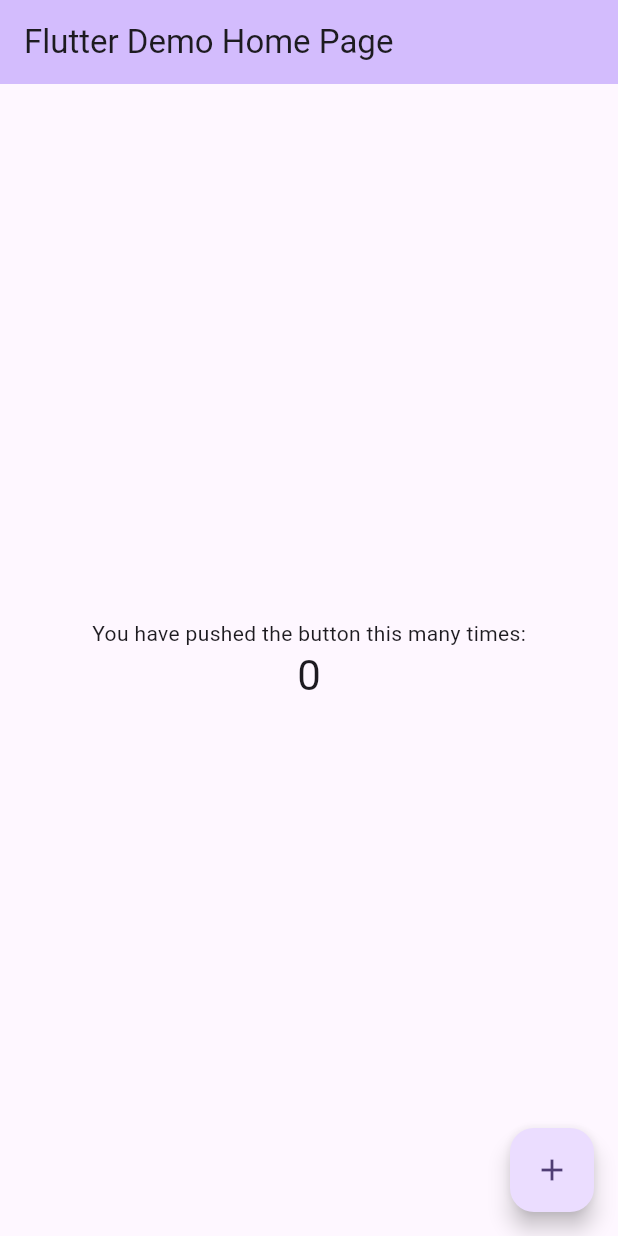
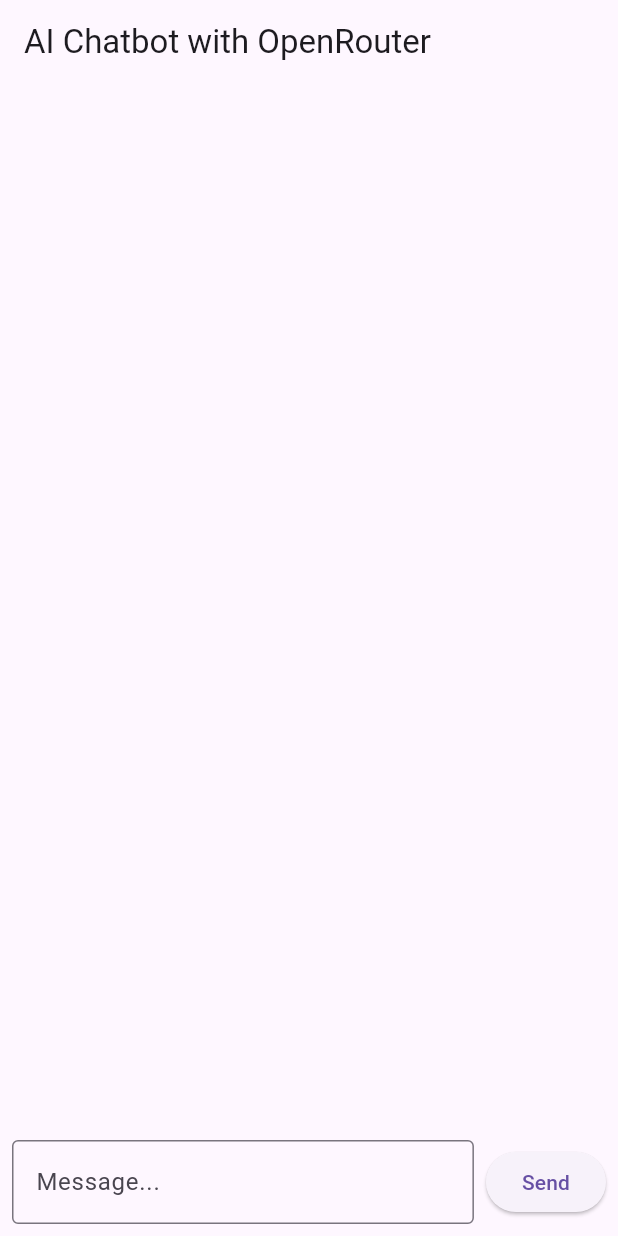
Before and after one commit to SHAHSULTANS/Mobile-Application, a Flutter app: the screen it shows after launch, on a phone screen of 412 x 824 dp. Run offline on Flutter 3.47's test engine with Material 3 defaults, Android fonts, the phone set to English and light mode, and no system bars; our stand-ins replace audioplayers, google_fonts.

Commit message:
add openrouter api key & chat model ui in single code base

```diff
--- a/ai_chatbot/lib/main.dart
+++ b/ai_chatbot/lib/main.dart
@@ -1,4 +1,6 @@
+import 'dart:convert';
 import 'package:flutter/material.dart';
+import 'package:http/http.dart' as http;
 
 void main() {
   runApp(const MyApp());
@@ -6,117 +8,147 @@
 
 class MyApp extends StatelessWidget {
   const MyApp({super.key});
-
-  // This widget is the root of your application.
   @override
   Widget build(BuildContext context) {
     return MaterialApp(
-      title: 'Flutter Demo',
-      theme: ThemeData(
-        // This is the theme of your application.
-        //
-        // TRY THIS: Try running your application with "flutter run". You'll see
-        // the application has a purple toolbar. Then, without quitting the app,
-        // try changing the seedColor in the colorScheme below to Colors.green
-        // and then invoke "hot reload" (save your changes or press the "hot
-        // reload" button in a Flutter-supported IDE, or press "r" if you used
-        // the command line to start the app).
-        //
-        // Notice that the counter didn't reset back to zero; the application
-        // state is not lost during the reload. To reset the state, use hot
-        // restart instead.
-        //
-        // This works for code too, not just values: Most code changes can be
-        // tested with just a hot reload.
-        colorScheme: ColorScheme.fromSeed(seedColor: Colors.deepPurple),
-      ),
-      home: const MyHomePage(title: 'Flutter Demo Home Page'),
+      title: 'AI Chatbot',
+      theme: ThemeData(primarySwatch: Colors.blue),
+      home: const ChatPage(),
     );
   }
 }
 
-class MyHomePage extends StatefulWidget {
-  const MyHomePage({super.key, required this.title});
-
-  // This widget is the home page of your application. It is stateful, meaning
-  // that it has a State object (defined below) that contains fields that affect
-  // how it looks.
-
-  // This class is the configuration for the state. It holds the values (in this
-  // case the title) provided by the parent (in this case the App widget) and
-  // used by the build method of the State. Fields in a Widget subclass are
-  // always marked "final".
-
-  final String title;
-
+class ChatPage extends StatefulWidget {
+  const ChatPage({super.key});
   @override
-  State<MyHomePage> createState() => _MyHomePageState();
+  _ChatPageState createState() => _ChatPageState();
 }
 
-class _MyHomePageState extends State<MyHomePage> {
-  int _counter = 0;
+class _ChatPageState extends State<ChatPage> {
+  final List<Map<String, String>> _messages = [];
+  final TextEditingController _controller = TextEditingController();
+  bool _isLoading = false;
 
-  void _incrementCounter() {
+  // তোমার OpenRouter API Key এখানে বসাও
+  final String _apiKey =
+      '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';
+
+  Future<void> _sendMessage(String message) async {
+    if (message.trim().isEmpty) return;
+
     setState(() {
-      // This call to setState tells the Flutter framework that something has
-      // changed in this State, which causes it to rerun the build method below
-      // so that the display can reflect the updated values. If we changed
-      // _counter without calling setState(), then the build method would not be
-      // called again, and so nothing would appear to happen.
-      _counter++;
+      _messages.add({'role': 'user', 'content': message});
+      _isLoading = true;
     });
+
+    _controller.clear();
+
+    final url = Uri.parse('https://openrouter.ai/api/v1/chat/completions');
+
+    final body = {
+      "model":
+          "openai/gpt-4", // অথবা openai/gpt-3.5-turbo, openrouter/your_model_name
+      "messages": [
+        {"role": "user", "content": message},
+      ],
+      // optional parameters
+      "max_tokens": 500,
+      "temperature": 0.7,
+    };
+
+    final response = await http.post(
+      url,
+      headers: {
+        'Content-Type': 'application/json',
+        'Authorization': 'Bearer $_apiKey',
+      },
+      body: jsonEncode(body),
+    );
+
+    if (response.statusCode == 200) {
+      final data = jsonDecode(response.body);
+
+      // OpenRouter response থেকে bot reply নেওয়া
+      final botReply =
+          data['choices']?[0]?['message']?['content'] ?? 'No response';
+
+      setState(() {
+        _messages.add({'role': 'bot', 'content': botReply});
+        _isLoading = false;
+      });
+    } else {
+      setState(() {
+        _messages.add({'role': 'bot', 'content': 'Error: API call failed.'});
+        _isLoading = false;
+      });
+      print('OpenRouter API error: ${response.statusCode} ${response.body}');
+    }
   }
 
   @override
   Widget build(BuildContext context) {
-    // This method is rerun every time setState is called, for instance as done
-    // by the _incrementCounter method above.
-    //
-    // The Flutter framework has been optimized to make rerunning build methods
-    // fast, so that you can just rebuild anything that needs updating rather
-    // than having to individually change instances of widgets.
     return Scaffold(
-      appBar: AppBar(
-        // TRY THIS: Try changing the color here to a specific color (to
-        // Colors.amber, perhaps?) and trigger a hot reload to see the AppBar
-        // change color while the other colors stay the same.
-        backgroundColor: Theme.of(context).colorScheme.inversePrimary,
-        // Here we take the value from the MyHomePage object that was created by
-        // the App.build method, and use it to set our appbar title.
-        title: Text(widget.title),
+      appBar: AppBar(title: const Text('AI Chatbot with OpenRouter')),
+      body: Column(
+        children: [
+          Expanded(
+            child: ListView.builder(
+              padding: const EdgeInsets.all(8),
+              itemCount: _messages.length,
+              itemBuilder: (context, index) {
+                final message = _messages[index];
+                final isUser = message['role'] == 'user';
+                return Align(
+                  alignment: isUser
+                      ? Alignment.centerRight
+                      : Alignment.centerLeft,
+                  child: Container(
+                    padding: const EdgeInsets.all(12),
+                    margin: const EdgeInsets.symmetric(vertical: 4),
+                    decoration: BoxDecoration(
+                      color: isUser ? Colors.blueAccent : Colors.grey[300],
+                      borderRadius: BorderRadius.circular(12),
+                    ),
+                    child: Text(
+                      message['content'] ?? '',
+                      style: TextStyle(
+                        color: isUser ? Colors.white : Colors.black,
+                      ),
+                    ),
+                  ),
+                );
+              },
+            ),
+          ),
+          if (_isLoading)
+            const Padding(
+              padding: EdgeInsets.all(8.0),
+              child: CircularProgressIndicator(),
+            ),
+          Padding(
+            padding: const EdgeInsets.all(8.0),
+            child: Row(
+              children: [
+                Expanded(
+                  child: TextField(
+                    controller: _controller,
+                    onSubmitted: _sendMessage,
+                    decoration: const InputDecoration(
+                      hintText: 'Message...',
+                      border: OutlineInputBorder(),
+                    ),
+                  ),
+                ),
+                const SizedBox(width: 8),
+                ElevatedButton(
+                  onPressed: () => _sendMessage(_controller.text),
+                  child: const Text('Send'),
+                ),
+              ],
+            ),
+          ),
+        ],
       ),
-      body: Center(
-        // Center is a layout widget. It takes a single child and positions it
-        // in the middle of the parent.
-        child: Column(
-          // Column is also a layout widget. It takes a list of children and
-          // arranges them vertically. By default, it sizes itself to fit its
-          // children horizontally, and tries to be as tall as its parent.
-          //
-          // Column has various properties to control how it sizes itself and
-          // how it positions its children. Here we use mainAxisAlignment to
-          // center the children vertically; the main axis here is the vertical
-          // axis because Columns are vertical (the cross axis would be
-          // horizontal).
-          //
-          // TRY THIS: Invoke "debug painting" (choose the "Toggle Debug Paint"
-          // action in the IDE, or press "p" in the console), to see the
-          // wireframe for each widget.
-          mainAxisAlignment: MainAxisAlignment.center,
-          children: <Widget>[
-            const Text('You have pushed the button this many times:'),
-            Text(
-              '$_counter',
-              style: Theme.of(context).textTheme.headlineMedium,
-            ),
-          ],
-        ),
-      ),
-      floatingActionButton: FloatingActionButton(
-        onPressed: _incrementCounter,
-        tooltip: 'Increment',
-        child: const Icon(Icons.add),
-      ), // This trailing comma makes auto-formatting nicer for build methods.
     );
   }
 }
```
